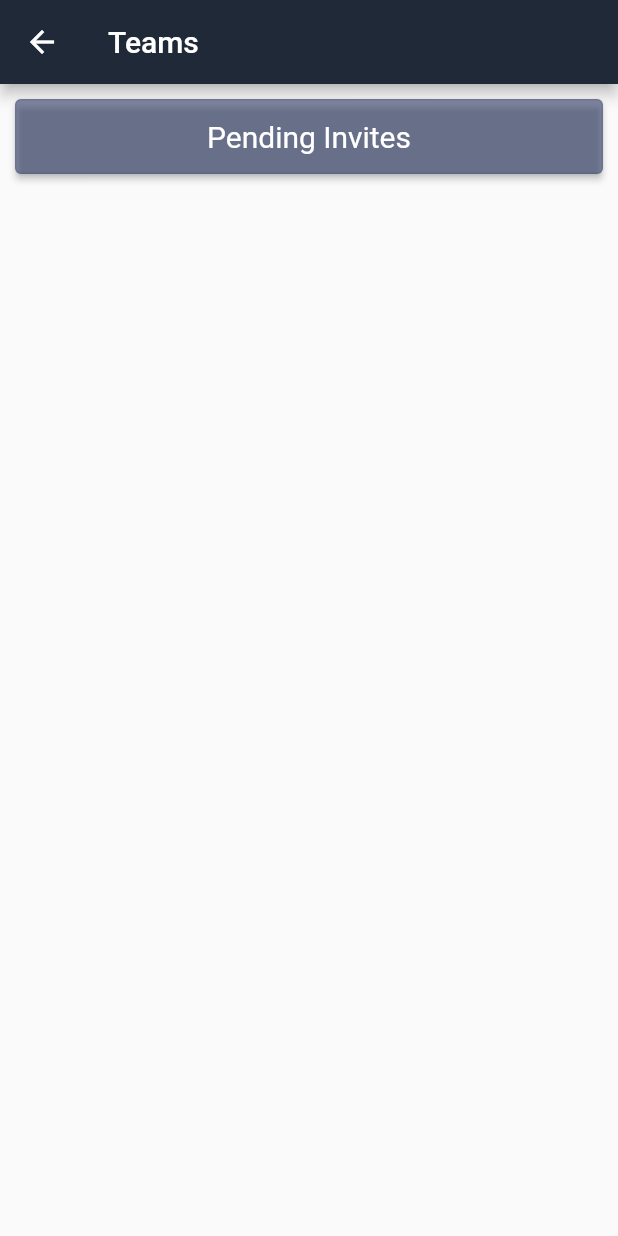
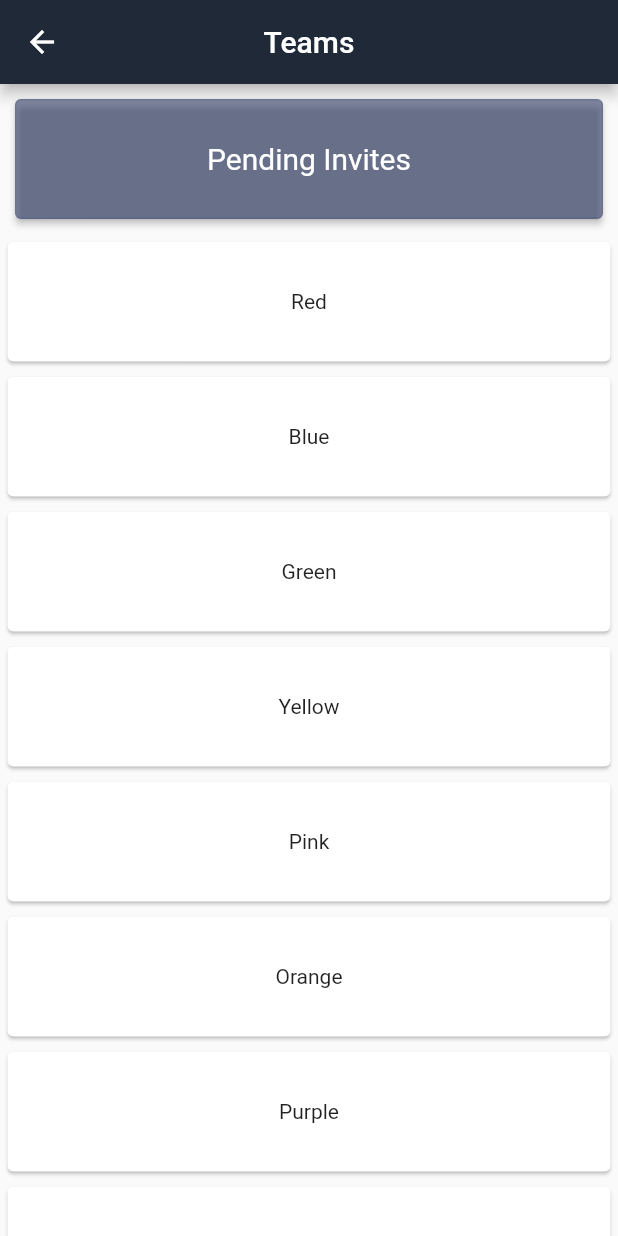
Before and after one commit to jonathandieu/hbchess-mobile, a Flutter app: the Teams screen opened by its route, on a phone screen of 412 x 824 dp. Run offline on Flutter 3.47's test engine with Material 2 defaults, Android fonts, the phone set to English and light mode, and no system bars; our stand-ins replace flutter_secure_storage, jwt_decoder; accounts and stored records are empty.

Commit message:
Scrollable teams list

```diff
--- a/lib/screens/teams.dart
+++ b/lib/screens/teams.dart
@@ -1,5 +1,20 @@
 import 'package:flutter/material.dart';
 
+// Dummy data to test Teams page
+List<List> teams = [
+  ['Red'],
+  ['Blue'],
+  ['Green'],
+  ['Yellow'],
+  ['Pink'],
+  ['Orange'],
+  ['Purple'],
+  ['Gray'],
+  ['Black'],
+  ['White']
+];
+
+// need to add lazy loading for Teams entries
 class Teams extends StatefulWidget {
   const Teams({Key? key}) : super(key: key);
 
@@ -8,15 +23,24 @@ class Teams extends StatefulWidget {
 }
 
 class _TeamsState extends State<Teams> {
+  List<List> players = getPlayers();
+
   @override
   Widget build(BuildContext context) {
     return Scaffold(
-        appBar: AppBar(
-          title: const Text("Teams"),
-        ),
-        body: ListView(
-          children: <Widget>[
-            Padding(
+      appBar: AppBar(
+        centerTitle: true,
+        title: const Text("Teams"),
+      ),
+      body: Column(
+        children: [
+          // Teams header
+          ConstrainedBox(
+            constraints: const BoxConstraints(
+              minHeight: 100,
+              maxWidth: 500,
+            ),
+            child: Padding(
               padding: const EdgeInsets.all(10),
               child: ElevatedButton(
                 style: ElevatedButton.styleFrom(
@@ -35,7 +59,75 @@ class _TeamsState extends State<Teams> {
                 child: const Text("Pending Invites"),
               ),
             ),
-          ],
-        ));
+          ),
+
+          // Scrollable list
+          Expanded(
+            child: CustomScrollView(
+              slivers: <Widget>[
+                SliverList(
+                  delegate: SliverChildBuilderDelegate(
+                    (BuildContext context, int index) {
+                      return Card(
+                        margin: const EdgeInsets.all(5),
+                        child: Container(
+                          height: 80,
+                          alignment: Alignment.center,
+                          child: Row(
+                            children: <Widget>[
+                              // Name
+                              Expanded(
+                                child: Text('${teams[index][0]}',
+                                    textAlign: TextAlign.center),
+                              ),
+                            ],
+                          ),
+                        ),
+                      );
+                    },
+                    childCount: teams.length,
+                  ),
+                ),
+              ],
+            ),
+          ),
+        ],
+      ),
+    );
   }
 }
+
+// FIXME: Update once rankings are available
+List<List> getPlayers() {
+  return teams;
+}
+
+createPlayerCard(String team, String rank) {
+  return Card(
+    margin: const EdgeInsets.all(8.0),
+    elevation: 5.0,
+    child: Padding(
+      padding: const EdgeInsets.all(16.0),
+      child: Row(
+        mainAxisAlignment: MainAxisAlignment.spaceEvenly,
+        children: [
+          Flexible(
+              fit: FlexFit.tight,
+              child: Text(
+                team,
+                style: const TextStyle(fontSize: 18),
+              )),
+          Flexible(
+            flex: 2,
+            fit: FlexFit.tight,
+            child: Text(
+              rank,
+              style:
+                  const TextStyle(fontSize: 20.0, fontWeight: FontWeight.bold),
+            ),
+          ),
+        ],
+      ),
+    ),
+  );
+}
```
